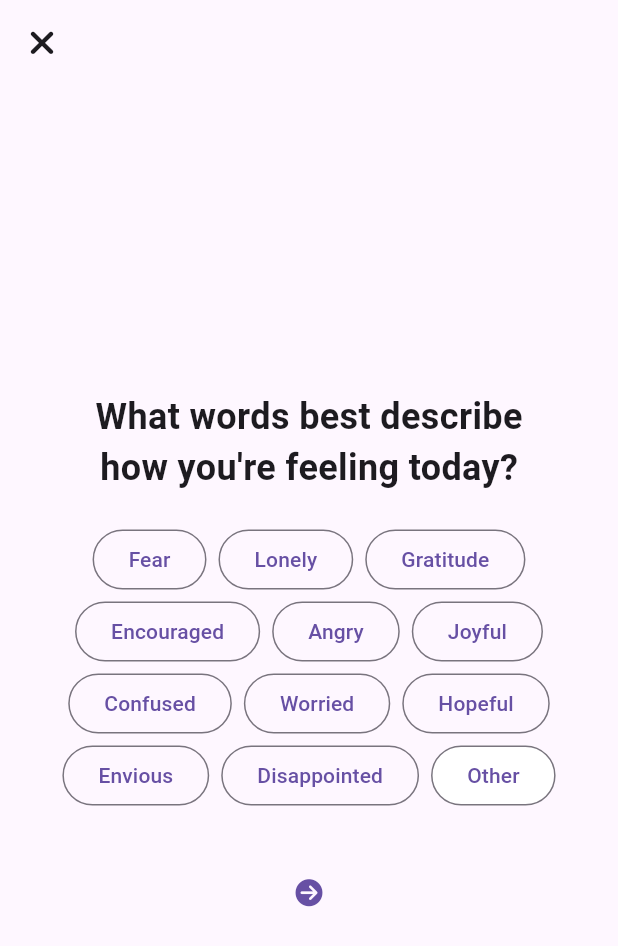
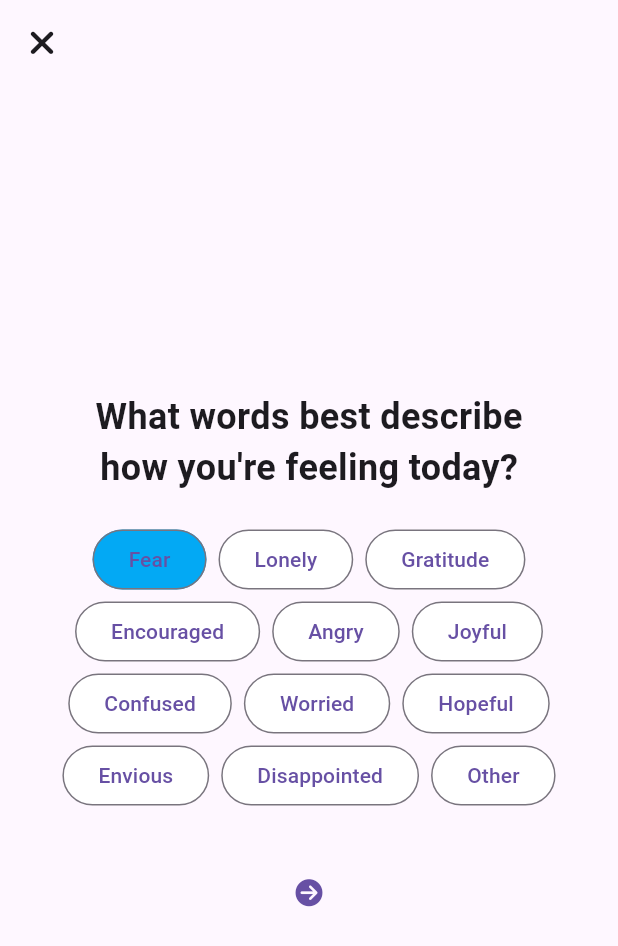
Before and after one commit to jerrychen-2018/Mood-Tracker-iOS-App, a Flutter app: the EmotionWordsPage screen opened directly, after a tap on "Fear", on a phone screen of 412 x 824 dp. Shown: the top 946 px of the screen. Run offline on Flutter 3.47's test engine with Material 3 defaults, Android fonts, the phone set to English and light mode, and no system bars; our stand-ins replace firebase_auth, firebase_core, flutter_local_notifications, flutter_svg, font_awesome_flutter, gap and 4 more; missing offline and left inert: flutter_emoji; accounts and stored records are empty.

Commit message:
updated toggle colors

```diff
--- a/lib/Screens/Verse/emotions_words_page.dart
+++ b/lib/Screens/Verse/emotions_words_page.dart
@@ -53,6 +53,9 @@ class _EmotionWordsPageState extends State<EmotionWordsPage> {
               mainAxisAlignment: MainAxisAlignment.center,
               children: [
                 OutlinedButton(
+                    style: OutlinedButton.styleFrom(
+                        backgroundColor:
+                            fearIsPressed ? Colors.lightBlue : Colors.white),
                     onPressed: () {
                       setState(() {
                         fearIsPressed = !fearIsPressed;
@@ -70,6 +73,9 @@ class _EmotionWordsPageState extends State<EmotionWordsPage> {
                   width: 8,
                 ),
                 OutlinedButton(
+                    style: OutlinedButton.styleFrom(
+                        backgroundColor:
+                            lonelyIsPressed ? Colors.lightBlue : Colors.white),
                     onPressed: () {
                       setState(() {
                         lonelyIsPressed = !lonelyIsPressed;
@@ -88,6 +94,10 @@ class _EmotionWordsPageState extends State<EmotionWordsPage> {
                   width: 8,
                 ),
                 OutlinedButton(
+                    style: OutlinedButton.styleFrom(
+                        backgroundColor: gratitudeIsPressed
+                            ? Colors.lightBlue
+                            : Colors.white),
                     onPressed: () {
                       setState(() {
                         gratitudeIsPressed = !gratitudeIsPressed;
@@ -108,6 +118,10 @@ class _EmotionWordsPageState extends State<EmotionWordsPage> {
               mainAxisAlignment: MainAxisAlignment.center,
               children: [
                 OutlinedButton(
+                    style: OutlinedButton.styleFrom(
+                        backgroundColor: encouragedIsPressed
+                            ? Colors.lightBlue
+                            : Colors.white),
                     onPressed: () {
                       setState(() {
                         encouragedIsPressed = !encouragedIsPressed;
@@ -126,6 +140,9 @@ class _EmotionWordsPageState extends State<EmotionWordsPage> {
                   width: 8,
                 ),
                 OutlinedButton(
+                    style: OutlinedButton.styleFrom(
+                        backgroundColor:
+                            angryIsPressed ? Colors.lightBlue : Colors.white),
                     onPressed: () {
                       setState(() {
                         angryIsPressed = !angryIsPressed;
@@ -143,6 +160,9 @@ class _EmotionWordsPageState extends State<EmotionWordsPage> {
                   width: 8,
                 ),
                 OutlinedButton(
+                    style: OutlinedButton.styleFrom(
+                        backgroundColor:
+                            joyfulIsPressed ? Colors.lightBlue : Colors.white),
                     onPressed: () {
                       setState(() {
                         joyfulIsPressed = !joyfulIsPressed;
@@ -163,6 +183,10 @@ class _EmotionWordsPageState extends State<EmotionWordsPage> {
               mainAxisAlignment: MainAxisAlignment.center,
               children: [
                 OutlinedButton(
+                    style: OutlinedButton.styleFrom(
+                        backgroundColor: confusedIsPressed
+                            ? Colors.lightBlue
+                            : Colors.white),
                     onPressed: () {
                       setState(() {
                         confusedIsPressed = !confusedIsPressed;
@@ -181,6 +205,9 @@ class _EmotionWordsPageState extends State<EmotionWordsPage> {
                   width: 8,
                 ),
                 OutlinedButton(
+                    style: OutlinedButton.styleFrom(
+                        backgroundColor:
+                            worriedIsPressed ? Colors.lightBlue : Colors.white),
                     onPressed: () {
                       setState(() {
                         worriedIsPressed = !worriedIsPressed;
@@ -199,6 +226,9 @@ class _EmotionWordsPageState extends State<EmotionWordsPage> {
                   width: 8,
                 ),
                 OutlinedButton(
+                    style: OutlinedButton.styleFrom(
+                        backgroundColor:
+                            hopefulIsPressed ? Colors.lightBlue : Colors.white),
                     onPressed: () {
                       setState(() {
                         hopefulIsPressed = !hopefulIsPressed;
@@ -219,6 +249,9 @@ class _EmotionWordsPageState extends State<EmotionWordsPage> {
               mainAxisAlignment: MainAxisAlignment.center,
               children: [
                 OutlinedButton(
+                    style: OutlinedButton.styleFrom(
+                        backgroundColor:
+                            enviousIsPressed ? Colors.lightBlue : Colors.white),
                     onPressed: () {
                       setState(() {
                         enviousIsPressed = !enviousIsPressed;
@@ -237,6 +270,10 @@ class _EmotionWordsPageState extends State<EmotionWordsPage> {
                   width: 8,
                 ),
                 OutlinedButton(
+                    style: OutlinedButton.styleFrom(
+                        backgroundColor: disappointedIsPressed
+                            ? Colors.lightBlue
+                            : Colors.white),
                     onPressed: () {
                       setState(() {
                         disappointedIsPressed = !disappointedIsPressed;
```
